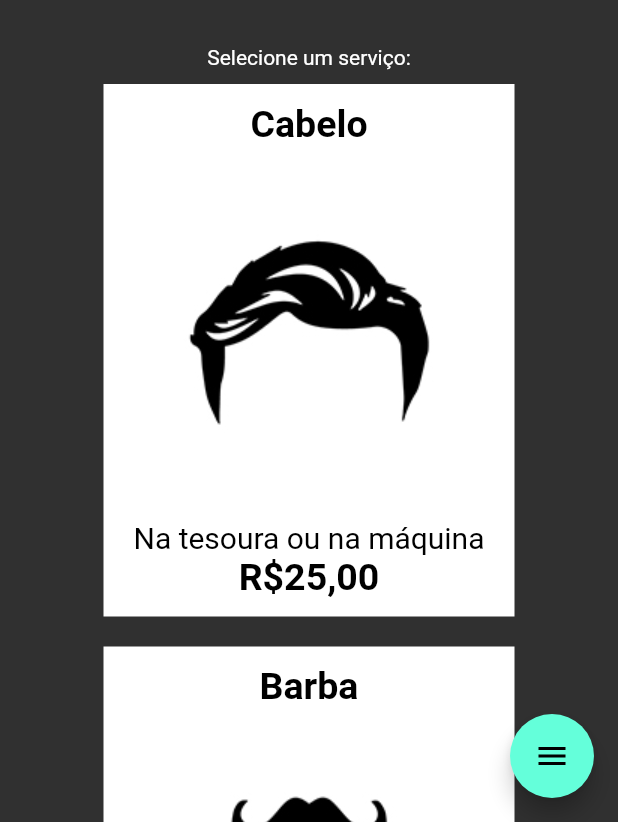
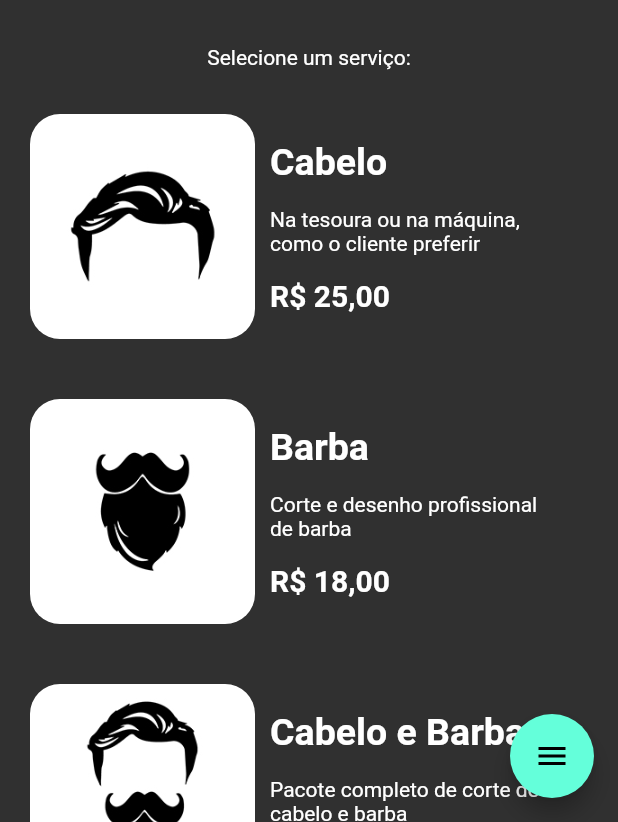
Before and after one commit to WalterLimaViana/flutterFloatingMenu, a Flutter app: the screen it shows after launch, on a phone screen of 412 x 824 dp, the part 414-1236 px from its top. Run offline on Flutter 3.47's test engine with Material 2 defaults, Android fonts, the phone set to English and light mode, and no system bars.

```diff
--- /dev/null
+++ b/lib/helpers/utils.dart
@@ -0,0 +1,27 @@
+import 'package:flutter/material.dart';
+import 'package:flutter_floating_menu/models/category.dart';
+
+class Utils {
+  static List<Category> getMockedCategories() {
+    return [
+      Category(
+          name: 'Cabelo',
+          imgName: 'img/cabelo.jpg',
+          color: Colors.black,
+          descricao: 'Na tesoura ou na máquina, como o cliente preferir',
+          preco: 'R\$ 25,00'),
+      Category(
+          name: 'Barba',
+          imgName: 'img/barba.jpg',
+          color: Colors.black,
+          descricao: 'Corte e desenho profissional de barba',
+          preco: 'R\$ 18,00'),
+      Category(
+          name: 'Cabelo e Barba',
+          imgName: 'img/cabelo+barba.jpg',
+          color: Colors.black,
+          descricao: 'Pacote completo de corte de cabelo e barba',
+          preco: 'R\$ 35,00'),
+    ];
+  }
+}
--- a/lib/main.dart
+++ b/lib/main.dart
@@ -1,4 +1,5 @@
 import 'package:flutter/material.dart';
+import 'package:flutter_floating_menu/pages/category_list_page.dart';
 import 'package:flutter_floating_menu/pages/home_page.dart';
 
 void main() {
--- /dev/null
+++ b/lib/models/category.dart
@@ -0,0 +1,11 @@
+import 'package:flutter/widgets.dart';
+
+class Category {
+  String? name;
+  Color? color;
+  String? imgName;
+  String? descricao;
+  String? preco;
+
+  Category({this.name, this.color, this.imgName, this.descricao, this.preco});
+}
--- a/lib/pages/calendario_page.dart
+++ b/lib/pages/calendario_page.dart
@@ -10,6 +10,8 @@ class CalendarioPage extends StatefulWidget {
 class _CalendarioPageState extends State<CalendarioPage> {
   @override
   Widget build(BuildContext context) {
-    return Container();
+    return Scaffold(
+      appBar: AppBar(title: Text('Agendamento')),
+    );
   }
 }
--- a/lib/pages/home_page.dart
+++ b/lib/pages/home_page.dart
@@ -1,15 +1,17 @@
 import 'package:flutter/material.dart';
+import 'package:flutter_floating_menu/helpers/utils.dart';
+import 'package:flutter_floating_menu/models/category.dart';
+import 'package:flutter_floating_menu/pages/calendario_page.dart';
 import 'package:flutter_floating_menu/widgtes/fab_menu_button.dart';
 
 class HomePage extends StatefulWidget {
-  HomePage({Key? key}) : super(key: key);
-
   @override
   State<HomePage> createState() => _HomePageState();
 }
 
 class _HomePageState extends State<HomePage>
     with SingleTickerProviderStateMixin {
+  List<Category> categories = Utils.getMockedCategories();
   @override
   Widget build(BuildContext context) {
     return Scaffold(
@@ -24,7 +26,8 @@ class _HomePageState extends State<HomePage>
           ),
         ),
       ),
-      body: Column(
+      body: Container(
+        child: Column(
           crossAxisAlignment: CrossAxisAlignment.stretch,
           children: [
             Padding(
@@ -38,90 +41,69 @@ class _HomePageState extends State<HomePage>
                 textAlign: TextAlign.center,
               ),
             ),
-          Expanded(
+            Expanded(child:
+                ListView.builder(itemBuilder: (BuildContext ctx, int index) {
+              return GestureDetector(
+                onTap: (() {
+                  onCardClick();
+                }),
+                child: Container(
+                  margin: EdgeInsets.all(20),
+                  height: 150,
+                  child: Stack(
+                    children: [
+                      Row(
+                        crossAxisAlignment: CrossAxisAlignment.stretch,
+                        children: [
+                          ClipRRect(
+                              borderRadius: BorderRadius.circular(20),
+                              child: Image.asset(categories[index].imgName!)),
+                          Padding(
+                            padding: const EdgeInsets.all(10.0),
+                            child: Container(
+                              width: 180,
                               child: Column(
-              children: [
-                Center(
-                  child: Container(
-                    color: Colors.white,
-                    child: Padding(
-                      padding: const EdgeInsets.all(12.0),
-                      child: Column(
+                                crossAxisAlignment: CrossAxisAlignment.start,
+                                mainAxisAlignment:
+                                    MainAxisAlignment.spaceAround,
                                 children: [
                                   Text(
-                            'Cabelo',
+                                    categories[index].name!,
                                     style: TextStyle(
-                              color: Colors.black,
+                                      fontSize: 25,
                                       fontWeight: FontWeight.bold,
-                              fontSize: 25,
-                            ),
-                          ),
-                          Image.asset('img/cabelo.jpg'),
-                          Text(
-                            'Na tesoura ou na máquina',
-                            style: TextStyle(
-                              color: Colors.black,
-                              fontSize: 20,
                                     ),
                                   ),
                                   Text(
-                            'R\$25,00',
+                                    categories[index].descricao!,
+                                  ),
+                                  Text(
+                                    categories[index].preco!,
                                     style: TextStyle(
-                              color: Colors.black,
+                                      fontSize: 20,
                                       fontWeight: FontWeight.bold,
-                              fontSize: 25,
                                     ),
                                   ),
                                 ],
                               ),
                             ),
                           ),
-                ),
-                SizedBox(
-                  height: 20,
-                ),
-                Center(
-                  child: Container(
-                    color: Colors.white,
-                    child: Padding(
-                      padding: const EdgeInsets.all(12.0),
-                      child: Column(
-                        children: [
-                          Text(
-                            'Barba',
-                            style: TextStyle(
-                              color: Colors.black,
-                              fontWeight: FontWeight.bold,
-                              fontSize: 25,
-                            ),
-                          ),
-                          Image.asset('img/barba.jpg'),
-                          Text(
-                            'Na tesoura ou na máquina',
-                            style: TextStyle(
-                              color: Colors.black,
-                              fontSize: 20,
-                            ),
-                          ),
-                          Text(
-                            'R\$25,00',
-                            style: TextStyle(
-                              color: Colors.black,
-                              fontWeight: FontWeight.bold,
-                              fontSize: 25,
-                            ),
-                          ),
                         ],
-                      ),
-                    ),
-                  ),
                       )
                     ],
                   ),
                 ),
+              );
+            }))
           ],
+        ),
       ),
       floatingActionButton: FabMenuButton(),
     );
   }
+
+  onCardClick() {
+    Navigator.push(
+        context, MaterialPageRoute(builder: (context) => CalendarioPage()));
   }
+}
```
Also changed, not shown: lib/models/card_service.dart (deleted, +0 -49 lines), lib/widgtes/fab_menu_button.dart (+18 -4 lines), lib/pages/category_list_page.dart (added). Lines whose indentation alone changed are shown as unchanged.
